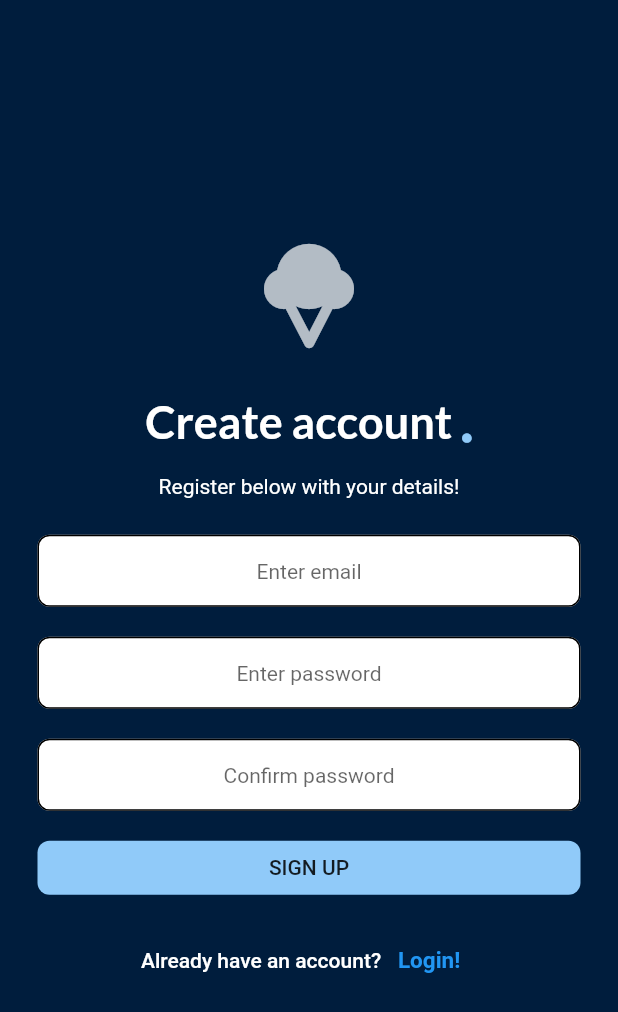
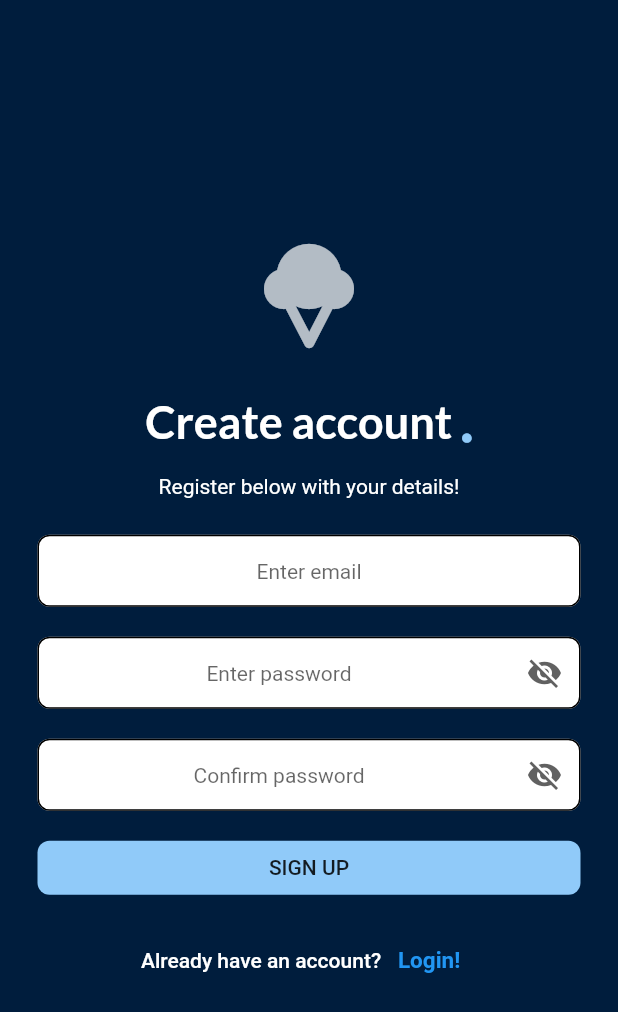
Before and after one commit to Sureka26/Flutter-Firebase-App, a Flutter app: the SignUp screen opened directly with empty values, on a phone screen of 412 x 824 dp. Shown: the top 1012 px of the screen. Run offline on Flutter 3.47's test engine with Material 2 defaults, Android fonts, the phone set to English and light mode, and no system bars; our stand-ins replace firebase_auth, firebase_core, flutter_spinkit; accounts and stored records are empty.

Commit message:
Done: suffix icon in password field

```diff
--- a/lib/src/authentication/screens/sign_up.dart
+++ b/lib/src/authentication/screens/sign_up.dart
@@ -55,8 +55,12 @@ class _SignUpState extends State<SignUp> {
     super.dispose();
   }
 
+  bool showConfirmPassword = true;
+  bool showPassword = true;
+
   @override
   Widget build(BuildContext context) {
+    //bool _obscureText = true;
     return _isLoading
         ? const Loading()
         : GestureDetector(
@@ -161,7 +165,7 @@ class _SignUpState extends State<SignUp> {
                             height: 20.0,
                           ),
                           TextFormField(
-                            obscureText: true,
+                            obscureText: showPassword,
                             validator: (value) {
                               if (value!.isEmpty) {
                                 return 'Please enter a password';
@@ -175,6 +179,22 @@ class _SignUpState extends State<SignUp> {
                             controller: _passwordController,
                             textAlign: TextAlign.center,
                             decoration: InputDecoration(
+                              suffixIcon: IconButton(
+                                icon: showPassword == true
+                                    ? Icon(
+                                        Icons.visibility_off,
+                                        color: Colors.grey[700],
+                                      )
+                                    : Icon(
+                                        Icons.visibility,
+                                        color: Colors.grey[700],
+                                      ),
+                                onPressed: () {
+                                  setState(() {
+                                    showPassword = !showPassword;
+                                  });
+                                },
+                              ),
                               errorStyle:
                                   TextStyle(color: Colors.redAccent.shade200),
                               contentPadding: const EdgeInsets.all(8.0),
@@ -201,7 +221,7 @@ class _SignUpState extends State<SignUp> {
                             height: 20.0,
                           ),
                           TextFormField(
-                            obscureText: true,
+                            obscureText: showConfirmPassword,
                             validator: (value) {
                               if (value!.isEmpty) {
                                 return 'Please enter a password again';
@@ -215,6 +235,22 @@ class _SignUpState extends State<SignUp> {
                             controller: _confirmPassword,
                             textAlign: TextAlign.center,
                             decoration: InputDecoration(
+                              suffixIcon: IconButton(
+                                icon: showConfirmPassword == true
+                                    ? Icon(
+                                        Icons.visibility_off,
+                                        color: Colors.grey[700],
+                                      )
+                                    : Icon(
+                                        Icons.visibility,
+                                        color: Colors.grey[700],
+                                      ),
+                                onPressed: () {
+                                  setState(() {
+                                    showConfirmPassword = !showConfirmPassword;
+                                  });
+                                },
+                              ),
                               errorStyle:
                                   TextStyle(color: Colors.redAccent.shade200),
                               contentPadding: const EdgeInsets.all(8.0),
```
